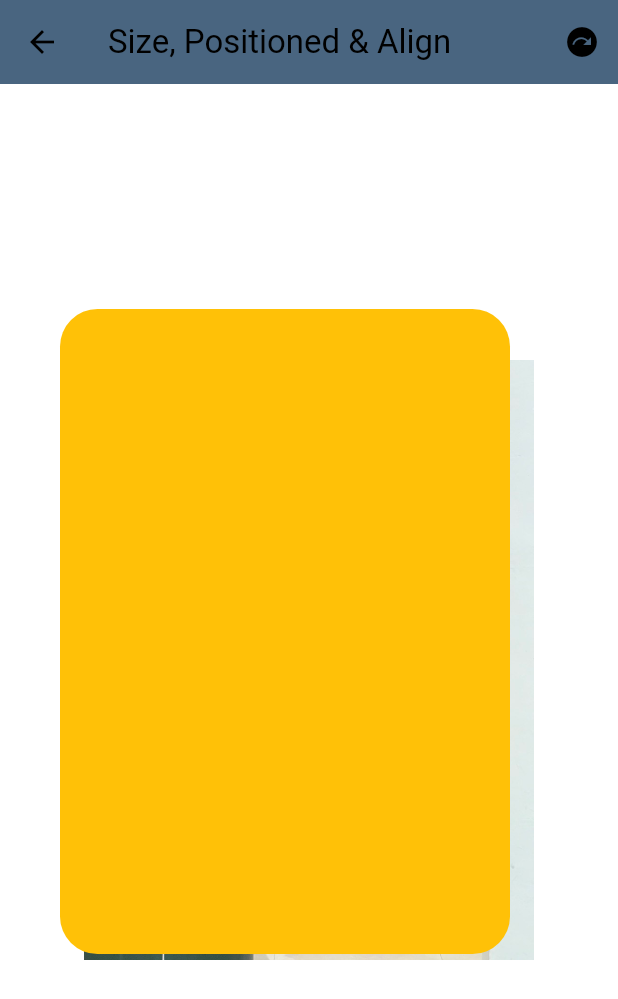
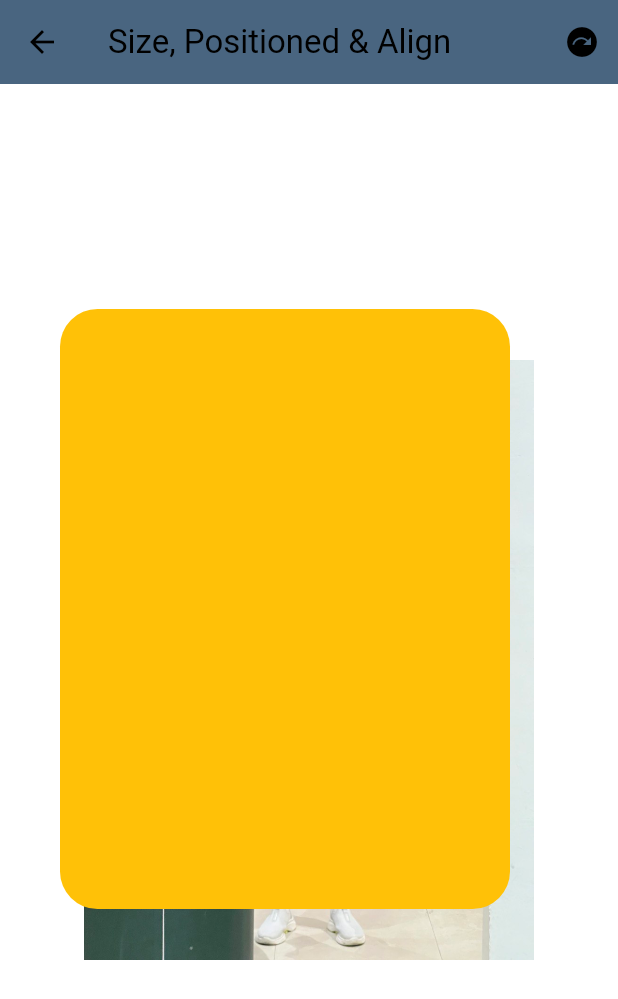
Before and after one commit to yihong8803/2monthFlutter, a Flutter app: the ImplicitAnimation screen opened by its route, on a phone screen of 412 x 824 dp. Shown: the top 999 px of the screen. Run offline on Flutter 3.47's test engine with Material 3 defaults, Android fonts, the phone set to English and light mode, and no system bars; our stand-ins replace audioplayers, flutter_bloc, lottie.

```diff
--- a/lib/Day6_Animation/animation.dart
+++ b/lib/Day6_Animation/animation.dart
@@ -64,7 +64,7 @@ class _ImplicitAnimationState extends State<ImplicitAnimation>
             children: [
               AnimatedPositioned(
                   width: selected ? 50 : 300,
-                  height: selected ? 200 : 430,
+                  height: selected ? 200 : 400,
                   top: selected ? 250 : 150,
                   left: selected ? 40 : 40,
                   duration: Duration(seconds: 2),
```
Also changed, not shown: lib/Day6_Animation/animation2.dart (+10 -0 lines).
